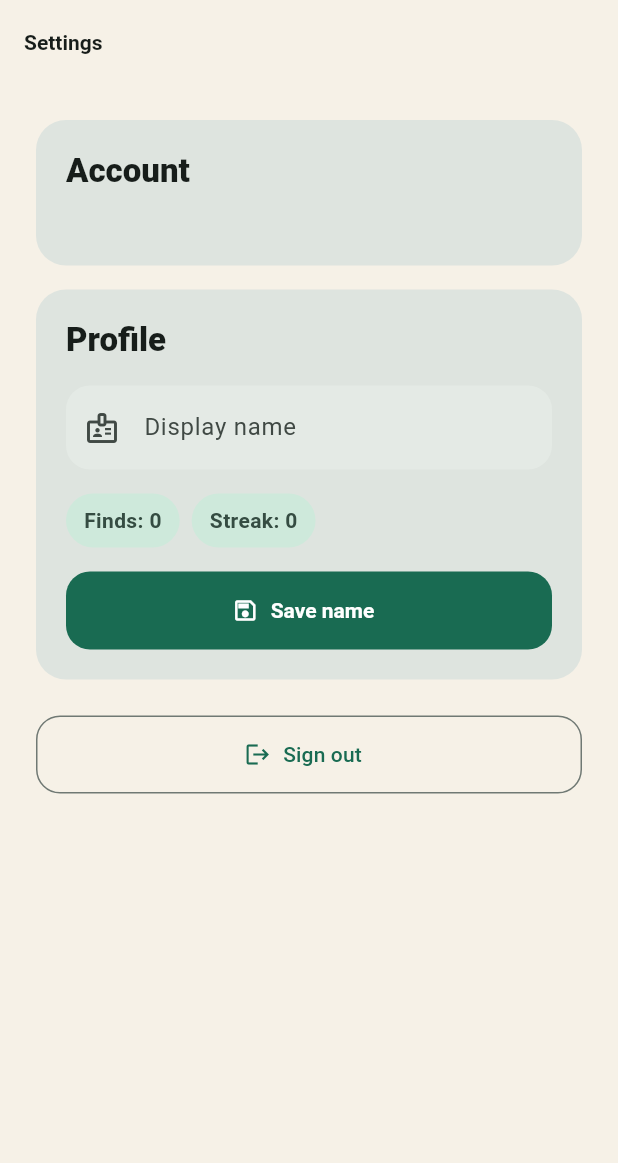
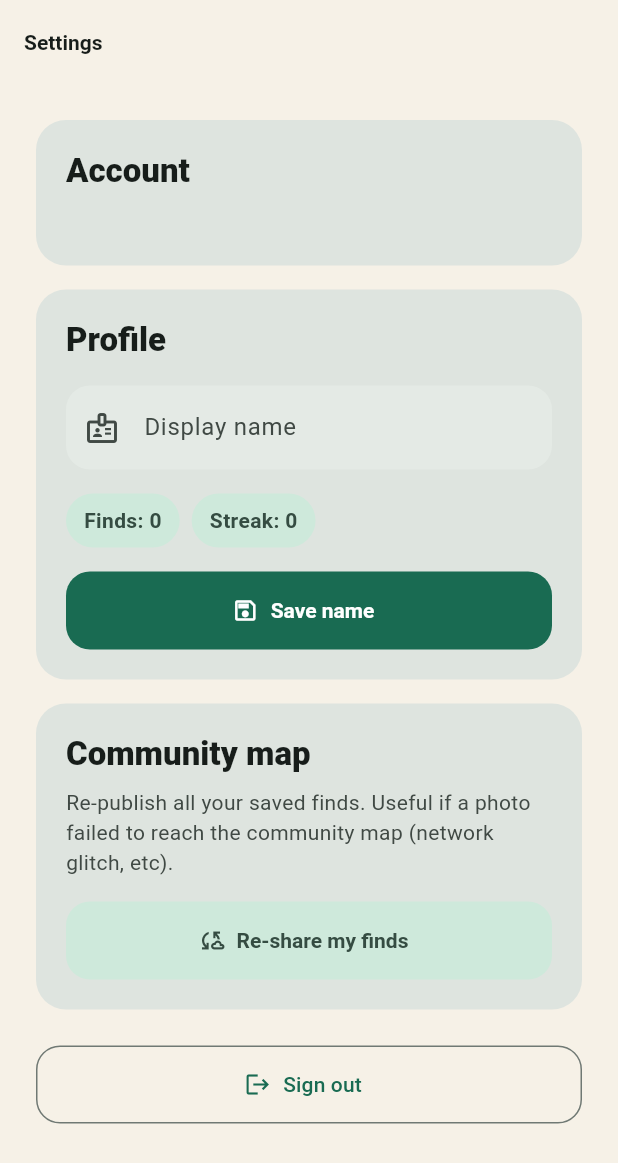
Before and after one commit to ChengJu1/UrbanFlora, a Flutter app: the SettingsScreen screen opened by its route, on a phone screen of 412 x 824 dp. Shown: the top 1163 px of the screen. Run offline on Flutter 3.47's test engine with Material 3 defaults, Android fonts, the phone set to English and light mode, and no system bars; our stand-ins replace cached_network_image, camera, cloud_firestore, dio, firebase_auth, firebase_core and 14 more; accounts and stored records are empty.

Commit message:
show fetched vs filtered count and add re-share button

```diff
--- a/lib/features/settings/settings_screen.dart
+++ b/lib/features/settings/settings_screen.dart
@@ -17,7 +17,9 @@ class _SettingsScreenState extends ConsumerState<SettingsScreen> {
   final _nicknameController = TextEditingController();
   bool _saving = false;
   bool _seeded = false;
+  bool _resyncing = false;
   String? _message;
+  String? _resyncMessage;
 
   @override
   void dispose() {
@@ -54,6 +56,41 @@ class _SettingsScreenState extends ConsumerState<SettingsScreen> {
   Future<void> _signOut() async {
     await ref.read(authServiceProvider)?.signOut();
     if (mounted) context.go(AppRoutes.signIn);
+  }
+
+  Future<void> _resyncCommunity(String uid) async {
+    setState(() {
+      _resyncing = true;
+      _resyncMessage = null;
+    });
+    final fs = ref.read(firestoreServiceProvider);
+    try {
+      final profile = await fs.ensureProfile(uid);
+      final observations = await fs.allObservations(uid);
+      var pushed = 0;
+      var skipped = 0;
+      for (final obs in observations) {
+        if (!obs.hasLocation) {
+          skipped += 1;
+          continue;
+        }
+        try {
+          await fs.publishSighting(obs: obs, capturerNickname: profile.nickname);
+          pushed += 1;
+        } on Object catch (e) {
+          debugPrint('[Settings] republish failed for ${obs.id}: $e');
+        }
+      }
+      if (!mounted) return;
+      setState(() => _resyncMessage =
+          'Re-shared $pushed find${pushed == 1 ? '' : 's'}'
+          '${skipped == 0 ? '' : ', skipped $skipped without GPS'}.');
+    } on Object catch (e) {
+      if (!mounted) return;
+      setState(() => _resyncMessage = 'Could not re-sync: $e');
+    } finally {
+      if (mounted) setState(() => _resyncing = false);
+    }
   }
 
   @override
@@ -106,6 +143,12 @@ class _SettingsScreenState extends ConsumerState<SettingsScreen> {
                   message: _message,
                   onSeeded: () => _seeded = true,
                   onSave: () => _save(uid),
+                ),
+                const SizedBox(height: 16),
+                _CommunitySyncCard(
+                  busy: _resyncing,
+                  message: _resyncMessage,
+                  onTap: () => _resyncCommunity(uid),
                 ),
                 const SizedBox(height: 24),
                 OutlinedButton.icon(
@@ -213,6 +256,66 @@ class _ProfileForm extends ConsumerWidget {
   }
 }
 
+class _CommunitySyncCard extends StatelessWidget {
+  const _CommunitySyncCard({
+    required this.busy,
+    required this.message,
+    required this.onTap,
+  });
+
+  final bool busy;
+  final String? message;
+  final VoidCallback onTap;
+
+  @override
+  Widget build(BuildContext context) {
+    final scheme = Theme.of(context).colorScheme;
+    return Card(
+      child: Padding(
+        padding: const EdgeInsets.all(20),
+        child: Column(
+          crossAxisAlignment: CrossAxisAlignment.start,
+          children: [
+            Text(
+              'Community map',
+              style: Theme.of(context)
+                  .textTheme
+                  .titleLarge
+                  ?.copyWith(fontWeight: FontWeight.w800),
+            ),
+            const SizedBox(height: 8),
+            Text(
+              'Re-publish all your saved finds. Useful if a photo failed to '
+              'reach the community map (network glitch, etc).',
+              style: Theme.of(context).textTheme.bodyMedium?.copyWith(
+                    color: scheme.onSurfaceVariant,
+                  ),
+            ),
+            if (message != null) ...[
+              const SizedBox(height: 12),
+              Text(
+                message!,
+                style: TextStyle(color: scheme.primary),
+              ),
+            ],
+            const SizedBox(height: 16),
+            FilledButton.tonalIcon(
+              onPressed: busy ? null : onTap,
+              icon: busy
+                  ? const SizedBox.square(
+                      dimension: 18,
+                      child: CircularProgressIndicator(strokeWidth: 2),
+                    )
+                  : const Icon(Icons.cloud_sync_outlined),
+              label: Text(busy ? 'Re-syncing...' : 'Re-share my finds'),
+            ),
+          ],
+        ),
+      ),
+    );
+  }
+}
+
 class _StatChip extends StatelessWidget {
   const _StatChip({required this.label, required this.value});
 
```
Also changed, not shown: lib/core/services/firestore_service.dart (+9 -0 lines), lib/features/map/map_screen.dart (+7 -2 lines).
